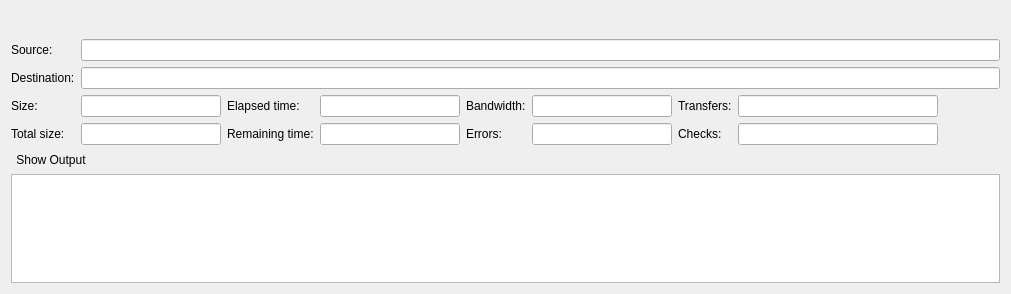
Above: src/job_widget.ui from holazt/RcloneBrowser before the change. Below: the same form after it.
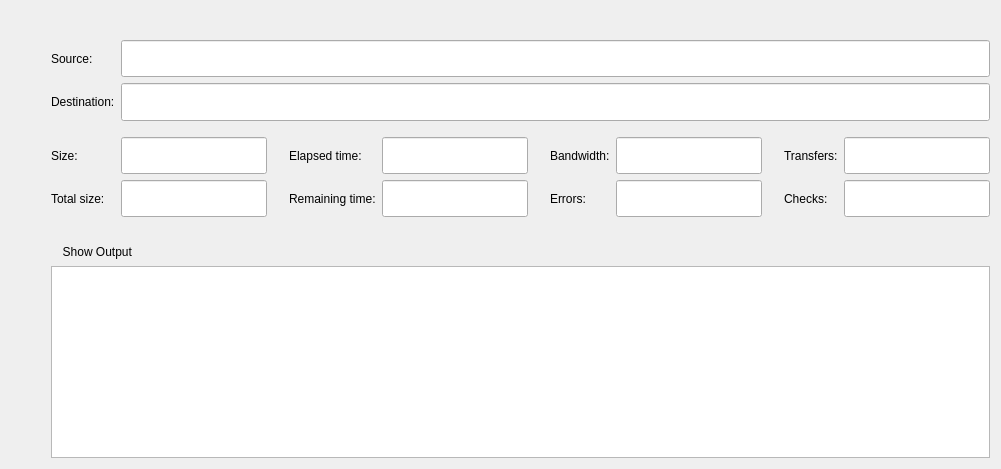
That is the form after the change.

Commit message: optimised jobs layout

Patch:
```diff
--- a/src/job_widget.ui
+++ b/src/job_widget.ui
@@ -6,10 +6,16 @@
    <rect>
     <x>0</x>
     <y>0</y>
-    <width>1011</width>
-    <height>294</height>
+    <width>1001</width>
+    <height>469</height>
    </rect>
   </property>
+  <property name="sizePolicy">
+   <sizepolicy hsizetype="Preferred" vsizetype="Fixed">
+    <horstretch>0</horstretch>
+    <verstretch>0</verstretch>
+   </sizepolicy>
+  </property>
   <property name="windowTitle">
    <string>Form</string>
   </property>
@@ -36,7 +42,7 @@
        <widget class="QToolButton" name="showDetails">
         <property name="minimumSize">
          <size>
-          <width>120</width>
+          <width>125</width>
           <height>0</height>
          </size>
         </property>
@@ -52,7 +58,45 @@
        </widget>
       </item>
       <item>
-       <widget class="QLabel" name="info"/>
+       <widget class="QLineEdit" name="info">
+        <property name="sizePolicy">
+         <sizepolicy hsizetype="Expanding" vsizetype="Fixed">
+          <horstretch>0</horstretch>
+          <verstretch>0</verstretch>
+         </sizepolicy>
+        </property>
+        <property name="contextMenuPolicy">
+         <enum>Qt::NoContextMenu</enum>
+        </property>
+        <property name="autoFillBackground">
+         <bool>false</bool>
+        </property>
+        <property name="styleSheet">
+         <string notr="true">* { background-color: rgba(0, 0, 0, 0); }</string>
+        </property>
+        <property name="frame">
+         <bool>false</bool>
+        </property>
+        <property name="readOnly">
+         <bool>true</bool>
+        </property>
+       </widget>
+      </item>
+      <item>
+       <spacer name="horizontalSpacer_2">
+        <property name="orientation">
+         <enum>Qt::Horizontal</enum>
+        </property>
+        <property name="sizeType">
+         <enum>QSizePolicy::Fixed</enum>
+        </property>
+        <property name="sizeHint" stdset="0">
+         <size>
+          <width>10</width>
+          <height>20</height>
+         </size>
+        </property>
+       </spacer>
       </item>
       <item>
        <widget class="QToolButton" name="copy">
@@ -62,6 +106,9 @@
         <property name="styleSheet">
          <string notr="true">QToolButton { border: 0 }</string>
         </property>
+        <property name="autoRaise">
+         <bool>false</bool>
+        </property>
        </widget>
       </item>
       <item>
@@ -89,187 +136,7 @@
       <property name="bottomMargin">
        <number>0</number>
       </property>
-      <item row="2" column="7" rowspan="2">
-       <spacer name="horizontalSpacer">
-        <property name="orientation">
-         <enum>Qt::Horizontal</enum>
-        </property>
-        <property name="sizeHint" stdset="0">
-         <size>
-          <width>40</width>
-          <height>20</height>
-         </size>
-        </property>
-       </spacer>
-      </item>
-      <item row="3" column="0">
-       <widget class="QLabel" name="label_4a">
-        <property name="text">
-         <string>Total size:</string>
-        </property>
-        <property name="buddy">
-         <cstring>totalsize</cstring>
-        </property>
-       </widget>
-      </item>
       <item row="3" column="1">
-       <widget class="QLineEdit" name="totalsize">
-        <property name="sizePolicy">
-         <sizepolicy hsizetype="Fixed" vsizetype="Fixed">
-          <horstretch>0</horstretch>
-          <verstretch>0</verstretch>
-         </sizepolicy>
-        </property>
-        <property name="minimumSize">
-         <size>
-          <width>140</width>
-          <height>0</height>
-         </size>
-        </property>
-        <property name="alignment">
-         <set>Qt::AlignRight|Qt::AlignTrailing|Qt::AlignVCenter</set>
-        </property>
-        <property name="readOnly">
-         <bool>true</bool>
-        </property>
-       </widget>
-      </item>
-      <item row="3" column="2">
-       <widget class="QLabel" name="label_4">
-        <property name="text">
-         <string>Remaining time:</string>
-        </property>
-        <property name="buddy">
-         <cstring>eta</cstring>
-        </property>
-       </widget>
-      </item>
-      <item row="3" column="3">
-       <widget class="QLineEdit" name="eta">
-        <property name="sizePolicy">
-         <sizepolicy hsizetype="Fixed" vsizetype="Fixed">
-          <horstretch>0</horstretch>
-          <verstretch>0</verstretch>
-         </sizepolicy>
-        </property>
-        <property name="minimumSize">
-         <size>
-          <width>140</width>
-          <height>0</height>
-         </size>
-        </property>
-        <property name="alignment">
-         <set>Qt::AlignRight|Qt::AlignTrailing|Qt::AlignVCenter</set>
-        </property>
-        <property name="readOnly">
-         <bool>true</bool>
-        </property>
-       </widget>
-      </item>
-      <item row="3" column="4">
-       <widget class="QLabel" name="label_7">
-        <property name="text">
-         <string>Errors:</string>
-        </property>
-        <property name="buddy">
-         <cstring>errors</cstring>
-        </property>
-       </widget>
-      </item>
-      <item row="3" column="5">
-       <widget class="QLineEdit" name="errors">
-        <property name="sizePolicy">
-         <sizepolicy hsizetype="Fixed" vsizetype="Fixed">
-          <horstretch>0</horstretch>
-          <verstretch>0</verstretch>
-         </sizepolicy>
-        </property>
-        <property name="minimumSize">
-         <size>
-          <width>140</width>
-          <height>0</height>
-         </size>
-        </property>
-        <property name="alignment">
-         <set>Qt::AlignRight|Qt::AlignTrailing|Qt::AlignVCenter</set>
-        </property>
-        <property name="readOnly">
-         <bool>true</bool>
-        </property>
-       </widget>
-      </item>
-      <item row="3" column="6">
-       <widget class="QLabel" name="label_8">
-        <property name="text">
-         <string>Checks:</string>
-        </property>
-        <property name="buddy">
-         <cstring>checks</cstring>
-        </property>
-       </widget>
-      </item>
-      <item row="3" column="7">
-       <widget class="QLineEdit" name="checks">
-        <property name="sizePolicy">
-         <sizepolicy hsizetype="Fixed" vsizetype="Fixed">
-          <horstretch>0</horstretch>
-          <verstretch>0</verstretch>
-         </sizepolicy>
-        </property>
-        <property name="minimumSize">
-         <size>
-          <width>200</width>
-          <height>0</height>
-         </size>
-        </property>
-        <property name="alignment">
-         <set>Qt::AlignRight|Qt::AlignTrailing|Qt::AlignVCenter</set>
-        </property>
-        <property name="readOnly">
-         <bool>true</bool>
-        </property>
-       </widget>
-      </item>
-      <item row="2" column="2">
-       <widget class="QLabel" name="label_6">
-        <property name="text">
-         <string>Elapsed time:</string>
-        </property>
-        <property name="buddy">
-         <cstring>elapsed</cstring>
-        </property>
-       </widget>
-      </item>
-      <item row="2" column="1">
-       <widget class="QLineEdit" name="size">
-        <property name="sizePolicy">
-         <sizepolicy hsizetype="Fixed" vsizetype="Fixed">
-          <horstretch>0</horstretch>
-          <verstretch>0</verstretch>
-         </sizepolicy>
-        </property>
-        <property name="minimumSize">
-         <size>
-          <width>140</width>
-          <height>0</height>
-         </size>
-        </property>
-        <property name="alignment">
-         <set>Qt::AlignRight|Qt::AlignTrailing|Qt::AlignVCenter</set>
-        </property>
-        <property name="readOnly">
-         <bool>true</bool>
-        </property>
-       </widget>
-      </item>
-      <item row="1" column="1" colspan="7">
-       <widget class="QLineEdit" name="dest">
-        <property name="readOnly">
-         <bool>true</bool>
-        </property>
-       </widget>
-      </item>
-      <item row="2" column="0">
        <widget class="QLabel" name="label_5">
         <property name="sizePolicy">
          <sizepolicy hsizetype="Fixed" vsizetype="Preferred">
@@ -285,50 +152,45 @@
         </property>
        </widget>
       </item>
-      <item row="0" column="1" colspan="7">
-       <widget class="QLineEdit" name="source">
+      <item row="3" column="3">
+       <spacer name="horizontalSpacer_4">
+        <property name="orientation">
+         <enum>Qt::Horizontal</enum>
+        </property>
+        <property name="sizeType">
+         <enum>QSizePolicy::Fixed</enum>
+        </property>
+        <property name="sizeHint" stdset="0">
+         <size>
+          <width>10</width>
+          <height>20</height>
+         </size>
+        </property>
+       </spacer>
+      </item>
+      <item row="4" column="2">
+       <widget class="QLineEdit" name="totalsize">
+        <property name="sizePolicy">
+         <sizepolicy hsizetype="MinimumExpanding" vsizetype="Expanding">
+          <horstretch>0</horstretch>
+          <verstretch>0</verstretch>
+         </sizepolicy>
+        </property>
+        <property name="minimumSize">
+         <size>
+          <width>120</width>
+          <height>0</height>
+         </size>
+        </property>
+        <property name="alignment">
+         <set>Qt::AlignRight|Qt::AlignTrailing|Qt::AlignVCenter</set>
+        </property>
         <property name="readOnly">
          <bool>true</bool>
         </property>
        </widget>
       </item>
-      <item row="5" column="0" colspan="2">
-       <widget class="QToolButton" name="showOutput">
-        <property name="styleSheet">
-         <string notr="true">QToolButton { border: 0 }</string>
-        </property>
-        <property name="text">
-         <string>Show Output</string>
-        </property>
-        <property name="checkable">
-         <bool>true</bool>
-        </property>
-        <property name="toolButtonStyle">
-         <enum>Qt::ToolButtonTextBesideIcon</enum>
-        </property>
-       </widget>
-      </item>
-      <item row="2" column="4">
-       <widget class="QLabel" name="label_2">
-        <property name="text">
-         <string>Bandwidth:</string>
-        </property>
-        <property name="buddy">
-         <cstring>bandwidth</cstring>
-        </property>
-       </widget>
-      </item>
-      <item row="2" column="6">
-       <widget class="QLabel" name="label_9">
-        <property name="text">
-         <string>Transfers:</string>
-        </property>
-        <property name="buddy">
-         <cstring>transferred</cstring>
-        </property>
-       </widget>
-      </item>
-      <item row="6" column="0" colspan="8">
+      <item row="9" column="1" colspan="11">
        <widget class="QPlainTextEdit" name="output">
         <property name="lineWrapMode">
          <enum>QPlainTextEdit::NoWrap</enum>
@@ -338,17 +200,75 @@
         </property>
        </widget>
       </item>
-      <item row="2" column="3">
+      <item row="4" column="7">
+       <widget class="QLabel" name="label_7">
+        <property name="text">
+         <string>Errors:</string>
+        </property>
+        <property name="buddy">
+         <cstring>errors</cstring>
+        </property>
+       </widget>
+      </item>
+      <item row="4" column="0">
+       <spacer name="horizontalSpacer_3">
+        <property name="orientation">
+         <enum>Qt::Horizontal</enum>
+        </property>
+        <property name="sizeType">
+         <enum>QSizePolicy::Fixed</enum>
+        </property>
+        <property name="sizeHint" stdset="0">
+         <size>
+          <width>40</width>
+          <height>20</height>
+         </size>
+        </property>
+       </spacer>
+      </item>
+      <item row="1" column="1">
+       <widget class="QLabel" name="label">
+        <property name="sizePolicy">
+         <sizepolicy hsizetype="Fixed" vsizetype="Preferred">
+          <horstretch>0</horstretch>
+          <verstretch>0</verstretch>
+         </sizepolicy>
+        </property>
+        <property name="text">
+         <string>Destination:</string>
+        </property>
+        <property name="buddy">
+         <cstring>dest</cstring>
+        </property>
+       </widget>
+      </item>
+      <item row="3" column="6">
+       <spacer name="horizontalSpacer_5">
+        <property name="orientation">
+         <enum>Qt::Horizontal</enum>
+        </property>
+        <property name="sizeType">
+         <enum>QSizePolicy::Fixed</enum>
+        </property>
+        <property name="sizeHint" stdset="0">
+         <size>
+          <width>10</width>
+          <height>20</height>
+         </size>
+        </property>
+       </spacer>
+      </item>
+      <item row="3" column="5">
        <widget class="QLineEdit" name="elapsed">
         <property name="sizePolicy">
-         <sizepolicy hsizetype="Fixed" vsizetype="Fixed">
+         <sizepolicy hsizetype="MinimumExpanding" vsizetype="Expanding">
           <horstretch>0</horstretch>
           <verstretch>0</verstretch>
          </sizepolicy>
         </property>
         <property name="minimumSize">
          <size>
-          <width>140</width>
+          <width>120</width>
           <height>0</height>
          </size>
         </property>
@@ -360,7 +280,30 @@
         </property>
        </widget>
       </item>
-      <item row="0" column="0">
+      <item row="4" column="1">
+       <widget class="QLabel" name="label_4a">
+        <property name="text">
+         <string>Total size:</string>
+        </property>
+        <property name="buddy">
+         <cstring>totalsize</cstring>
+        </property>
+       </widget>
+      </item>
+      <item row="0" column="2" colspan="10">
+       <widget class="QLineEdit" name="source">
+        <property name="sizePolicy">
+         <sizepolicy hsizetype="Expanding" vsizetype="Expanding">
+          <horstretch>0</horstretch>
+          <verstretch>0</verstretch>
+         </sizepolicy>
+        </property>
+        <property name="readOnly">
+         <bool>true</bool>
+        </property>
+       </widget>
+      </item>
+      <item row="0" column="1">
        <widget class="QLabel" name="label_3">
         <property name="sizePolicy">
          <sizepolicy hsizetype="Fixed" vsizetype="Preferred">
@@ -376,55 +319,17 @@
         </property>
        </widget>
       </item>
-      <item row="1" column="0">
-       <widget class="QLabel" name="label">
-        <property name="sizePolicy">
-         <sizepolicy hsizetype="Fixed" vsizetype="Preferred">
-          <horstretch>0</horstretch>
-          <verstretch>0</verstretch>
-         </sizepolicy>
-        </property>
-        <property name="text">
-         <string>Destination:</string>
-        </property>
-        <property name="buddy">
-         <cstring>dest</cstring>
-        </property>
-       </widget>
-      </item>
-      <item row="2" column="5">
-       <widget class="QLineEdit" name="bandwidth">
-        <property name="sizePolicy">
-         <sizepolicy hsizetype="Fixed" vsizetype="Fixed">
-          <horstretch>0</horstretch>
-          <verstretch>0</verstretch>
-         </sizepolicy>
-        </property>
-        <property name="minimumSize">
-         <size>
-          <width>140</width>
-          <height>0</height>
-         </size>
-        </property>
-        <property name="alignment">
-         <set>Qt::AlignRight|Qt::AlignTrailing|Qt::AlignVCenter</set>
-        </property>
-        <property name="readOnly">
-         <bool>true</bool>
-        </property>
-       </widget>
-      </item>
-      <item row="2" column="7">
+      <item row="3" column="11">
        <widget class="QLineEdit" name="transferred">
         <property name="sizePolicy">
-         <sizepolicy hsizetype="Fixed" vsizetype="Fixed">
+         <sizepolicy hsizetype="MinimumExpanding" vsizetype="Expanding">
           <horstretch>0</horstretch>
           <verstretch>0</verstretch>
          </sizepolicy>
         </property>
         <property name="minimumSize">
          <size>
-          <width>200</width>
+          <width>120</width>
           <height>0</height>
          </size>
         </property>
@@ -436,7 +341,61 @@
         </property>
        </widget>
       </item>
-      <item row="4" column="0" colspan="8">
+      <item row="3" column="2">
+       <widget class="QLineEdit" name="size">
+        <property name="sizePolicy">
+         <sizepolicy hsizetype="MinimumExpanding" vsizetype="Expanding">
+          <horstretch>0</horstretch>
+          <verstretch>0</verstretch>
+         </sizepolicy>
+        </property>
+        <property name="minimumSize">
+         <size>
+          <width>120</width>
+          <height>0</height>
+         </size>
+        </property>
+        <property name="alignment">
+         <set>Qt::AlignRight|Qt::AlignTrailing|Qt::AlignVCenter</set>
+        </property>
+        <property name="readOnly">
+         <bool>true</bool>
+        </property>
+       </widget>
+      </item>
+      <item row="4" column="11">
+       <widget class="QLineEdit" name="checks">
+        <property name="sizePolicy">
+         <sizepolicy hsizetype="MinimumExpanding" vsizetype="Expanding">
+          <horstretch>0</horstretch>
+          <verstretch>0</verstretch>
+         </sizepolicy>
+        </property>
+        <property name="minimumSize">
+         <size>
+          <width>120</width>
+          <height>0</height>
+         </size>
+        </property>
+        <property name="alignment">
+         <set>Qt::AlignRight|Qt::AlignTrailing|Qt::AlignVCenter</set>
+        </property>
+        <property name="readOnly">
+         <bool>true</bool>
+        </property>
+       </widget>
+      </item>
+      <item row="4" column="10">
+       <widget class="QLabel" name="label_8">
+        <property name="text">
+         <string>Checks:</string>
+        </property>
+        <property name="buddy">
+         <cstring>checks</cstring>
+        </property>
+       </widget>
+      </item>
+      <item row="6" column="1" colspan="11">
        <layout class="QFormLayout" name="progress">
         <property name="fieldGrowthPolicy">
          <enum>QFormLayout::ExpandingFieldsGrow</enum>
@@ -446,6 +405,218 @@
         </property>
        </layout>
       </item>
+      <item row="4" column="8">
+       <widget class="QLineEdit" name="errors">
+        <property name="sizePolicy">
+         <sizepolicy hsizetype="MinimumExpanding" vsizetype="Expanding">
+          <horstretch>0</horstretch>
+          <verstretch>0</verstretch>
+         </sizepolicy>
+        </property>
+        <property name="minimumSize">
+         <size>
+          <width>120</width>
+          <height>0</height>
+         </size>
+        </property>
+        <property name="alignment">
+         <set>Qt::AlignRight|Qt::AlignTrailing|Qt::AlignVCenter</set>
+        </property>
+        <property name="readOnly">
+         <bool>true</bool>
+        </property>
+       </widget>
+      </item>
+      <item row="5" column="4">
+       <spacer name="verticalSpacer_2">
+        <property name="orientation">
+         <enum>Qt::Vertical</enum>
+        </property>
+        <property name="sizeType">
+         <enum>QSizePolicy::Fixed</enum>
+        </property>
+        <property name="sizeHint" stdset="0">
+         <size>
+          <width>20</width>
+          <height>10</height>
+         </size>
+        </property>
+       </spacer>
+      </item>
+      <item row="3" column="8">
+       <widget class="QLineEdit" name="bandwidth">
+        <property name="sizePolicy">
+         <sizepolicy hsizetype="MinimumExpanding" vsizetype="Expanding">
+          <horstretch>0</horstretch>
+          <verstretch>0</verstretch>
+         </sizepolicy>
+        </property>
+        <property name="minimumSize">
+         <size>
+          <width>120</width>
+          <height>0</height>
+         </size>
+        </property>
+        <property name="alignment">
+         <set>Qt::AlignRight|Qt::AlignTrailing|Qt::AlignVCenter</set>
+        </property>
+        <property name="readOnly">
+         <bool>true</bool>
+        </property>
+       </widget>
+      </item>
+      <item row="4" column="5">
+       <widget class="QLineEdit" name="eta">
+        <property name="sizePolicy">
+         <sizepolicy hsizetype="MinimumExpanding" vsizetype="Expanding">
+          <horstretch>0</horstretch>
+          <verstretch>0</verstretch>
+         </sizepolicy>
+        </property>
+        <property name="minimumSize">
+         <size>
+          <width>120</width>
+          <height>0</height>
+         </size>
+        </property>
+        <property name="alignment">
+         <set>Qt::AlignRight|Qt::AlignTrailing|Qt::AlignVCenter</set>
+        </property>
+        <property name="readOnly">
+         <bool>true</bool>
+        </property>
+       </widget>
+      </item>
+      <item row="8" column="1" colspan="2">
+       <widget class="QToolButton" name="showOutput">
+        <property name="styleSheet">
+         <string notr="true">QToolButton { border: 0 }</string>
+        </property>
+        <property name="text">
+         <string>  Show Output</string>
+        </property>
+        <property name="checkable">
+         <bool>true</bool>
+        </property>
+        <property name="toolButtonStyle">
+         <enum>Qt::ToolButtonTextBesideIcon</enum>
+        </property>
+       </widget>
+      </item>
+      <item row="7" column="1">
+       <spacer name="verticalSpacer_3">
+        <property name="orientation">
+         <enum>Qt::Vertical</enum>
+        </property>
+        <property name="sizeType">
+         <enum>QSizePolicy::Fixed</enum>
+        </property>
+        <property name="sizeHint" stdset="0">
+         <size>
+          <width>20</width>
+          <height>10</height>
+         </size>
+        </property>
+       </spacer>
+      </item>
+      <item row="3" column="4">
+       <widget class="QLabel" name="label_6">
+        <property name="text">
+         <string>Elapsed time:</string>
+        </property>
+        <property name="buddy">
+         <cstring>elapsed</cstring>
+        </property>
+       </widget>
+      </item>
+      <item row="3" column="7">
+       <widget class="QLabel" name="label_2">
+        <property name="text">
+         <string>Bandwidth:</string>
+        </property>
+        <property name="buddy">
+         <cstring>bandwidth</cstring>
+        </property>
+       </widget>
+      </item>
+      <item row="3" column="10">
+       <widget class="QLabel" name="label_9">
+        <property name="text">
+         <string>Transfers:</string>
+        </property>
+        <property name="buddy">
+         <cstring>transferred</cstring>
+        </property>
+       </widget>
+      </item>
+      <item row="3" column="11" rowspan="2">
+       <spacer name="horizontalSpacer">
+        <property name="orientation">
+         <enum>Qt::Horizontal</enum>
+        </property>
+        <property name="sizeHint" stdset="0">
+         <size>
+          <width>40</width>
+          <height>20</height>
+         </size>
+        </property>
+       </spacer>
+      </item>
+      <item row="4" column="4">
+       <widget class="QLabel" name="label_4">
+        <property name="text">
+         <string>Remaining time:</string>
+        </property>
+        <property name="buddy">
+         <cstring>eta</cstring>
+        </property>
+       </widget>
+      </item>
+      <item row="2" column="2">
+       <spacer name="verticalSpacer">
+        <property name="orientation">
+         <enum>Qt::Vertical</enum>
+        </property>
+        <property name="sizeType">
+         <enum>QSizePolicy::Fixed</enum>
+        </property>
+        <property name="sizeHint" stdset="0">
+         <size>
+          <width>20</width>
+          <height>10</height>
+         </size>
+        </property>
+       </spacer>
+      </item>
+      <item row="1" column="2" colspan="10">
+       <widget class="QLineEdit" name="dest">
+        <property name="sizePolicy">
+         <sizepolicy hsizetype="Expanding" vsizetype="Expanding">
+          <horstretch>0</horstretch>
+          <verstretch>0</verstretch>
+         </sizepolicy>
+        </property>
+        <property name="readOnly">
+         <bool>true</bool>
+        </property>
+       </widget>
+      </item>
+      <item row="3" column="9">
+       <spacer name="horizontalSpacer_6">
+        <property name="orientation">
+         <enum>Qt::Horizontal</enum>
+        </property>
+        <property name="sizeType">
+         <enum>QSizePolicy::Fixed</enum>
+        </property>
+        <property name="sizeHint" stdset="0">
+         <size>
+          <width>10</width>
+          <height>20</height>
+         </size>
+        </property>
+       </spacer>
+      </item>
      </layout>
     </widget>
    </item>
```
Left out of the diff: 2 changed lines with no effect on the pictures. The commit also changes 5 other files.
